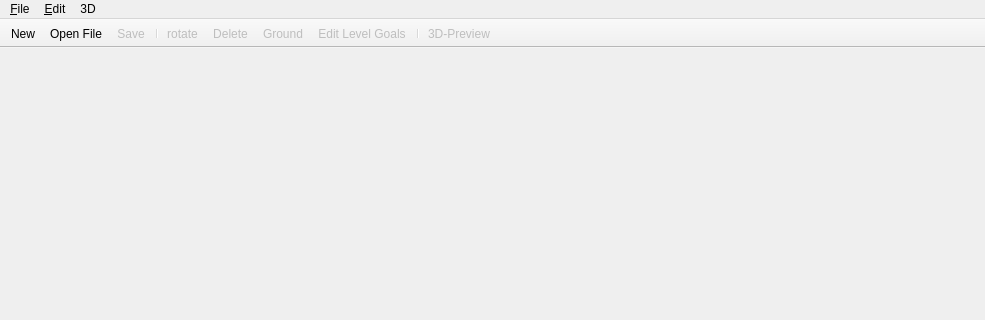
jitsem/thesisqt3d, file mainwindow.ui: the form before one commit; both pictures show x 0 to 985 and y 0 to 320 of the 985 by 588 pixel window.
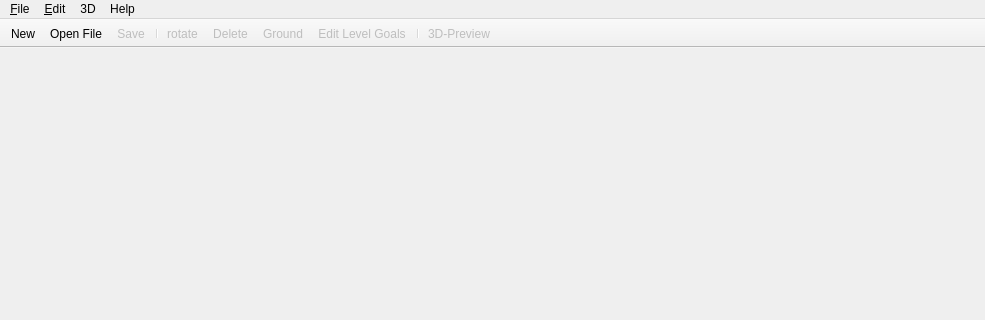
The form after the commit. Icons and pictures are not drawn.

Diff of the .ui file:
```diff
--- a/mainwindow.ui
+++ b/mainwindow.ui
@@ -30,7 +30,7 @@
      <x>0</x>
      <y>0</y>
      <width>985</width>
-     <height>27</height>
+     <height>19</height>
     </rect>
    </property>
    <widget class="QMenu" name="menuFile">
@@ -60,9 +60,16 @@
     </property>
     <addaction name="action3D_Preview"/>
    </widget>
+   <widget class="QMenu" name="menuHelp">
+    <property name="title">
+     <string>Help</string>
+    </property>
+    <addaction name="actionAbout"/>
+   </widget>
    <addaction name="menuFile"/>
    <addaction name="menuEdit"/>
    <addaction name="menu3D"/>
+   <addaction name="menuHelp"/>
   </widget>
   <widget class="QToolBar" name="mainToolBar">
    <property name="sizePolicy">
```
Left out of the diff: 5 changed lines with no effect on the pictures.
